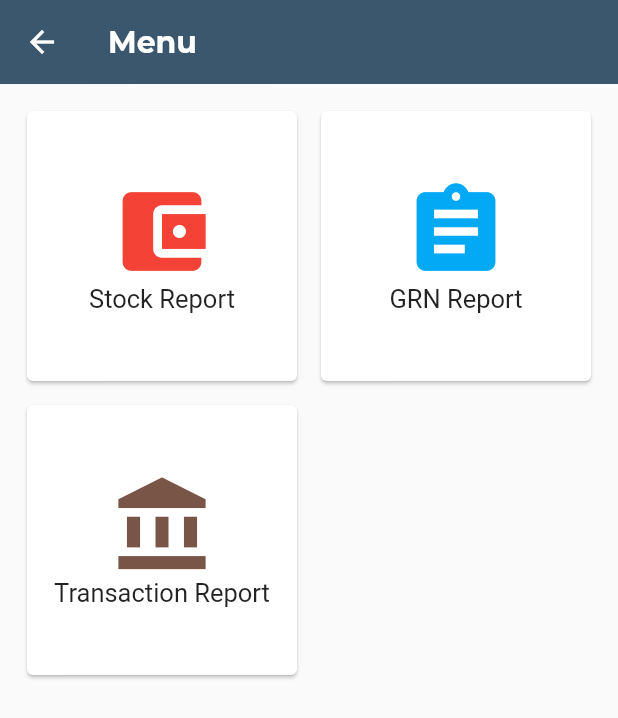
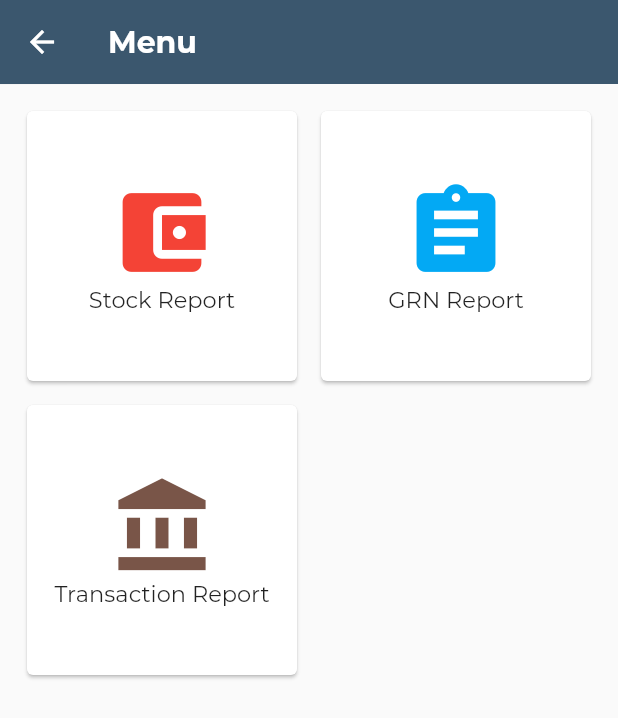
Before and after one commit to akhildev-exactus/AWARE, a Flutter app: the Menu screen opened directly with empty values, on a phone screen of 412 x 824 dp. Shown: the top 718 px of the screen. Run offline on Flutter 3.47's test engine with Material 2 defaults, Android fonts, the phone set to English and light mode, and no system bars.

Commit message:
Update homepage.dart

```diff
--- a/lib/pages/homepage.dart
+++ b/lib/pages/homepage.dart
@@ -44,7 +44,12 @@ class _MenuState extends State<Menu> {
                     children: <Widget>[
                       Icon(Icons.account_balance_wallet,
                           size: 70.0, color: Colors.red),
-                      Text("Stock Report", style: new TextStyle(fontSize: 17))
+                      Text(
+                        "Stock Report",
+                        style: new TextStyle(
+                            fontFamily: 'Montserrat', fontSize: 15),
+                        textAlign: TextAlign.center,
+                      )
                     ],
                   ),
                 ),
@@ -64,7 +69,12 @@ class _MenuState extends State<Menu> {
                     children: <Widget>[
                       Icon(Icons.assignment,
                           size: 70.0, color: Colors.lightBlue),
-                      Text("GRN Report", style: new TextStyle(fontSize: 17))
+                      Text(
+                        "GRN Report",
+                        style: new TextStyle(
+                            fontFamily: 'Montserrat', fontSize: 15),
+                        textAlign: TextAlign.center,
+                      )
                     ],
                   ),
                 ),
@@ -81,8 +91,12 @@ class _MenuState extends State<Menu> {
                     children: <Widget>[
                       Icon(Icons.account_balance,
                           size: 70.0, color: Colors.brown),
-                      Text("Transaction Report",
-                          style: new TextStyle(fontSize: 17))
+                      Text(
+                        "Transaction Report",
+                        style: new TextStyle(
+                            fontFamily: 'Montserrat', fontSize: 15),
+                        textAlign: TextAlign.center,
+                      )
                     ],
                   ),
                 ),
```
